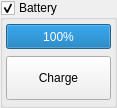
This is aui/gui/robot/internal/ui/battery.ui in argenortega/AUI as Qt 5 draws it before an edit. The edited form follows.
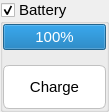
This is the edited form. Custom widgets are drawn as their Qt base class.

What changed in the file:
```diff
--- a/aui/gui/robot/internal/ui/battery.ui
+++ b/aui/gui/robot/internal/ui/battery.ui
@@ -6,16 +6,22 @@
    <rect>
     <x>0</x>
     <y>0</y>
-    <width>117</width>
-    <height>108</height>
+    <width>109</width>
+    <height>103</height>
    </rect>
   </property>
   <property name="sizePolicy">
-   <sizepolicy hsizetype="Minimum" vsizetype="Minimum">
+   <sizepolicy hsizetype="Minimum" vsizetype="Preferred">
     <horstretch>0</horstretch>
     <verstretch>0</verstretch>
    </sizepolicy>
   </property>
+  <property name="minimumSize">
+   <size>
+    <width>100</width>
+    <height>0</height>
+   </size>
+  </property>
   <property name="windowTitle">
    <string>Form</string>
   </property>
@@ -34,6 +40,11 @@
        <verstretch>0</verstretch>
       </sizepolicy>
      </property>
+     <property name="font">
+      <font>
+       <pointsize>11</pointsize>
+      </font>
+     </property>
      <property name="mouseTracking">
       <bool>true</bool>
      </property>
@@ -53,8 +64,11 @@
       <bool>true</bool>
      </property>
      <layout class="QVBoxLayout" name="batteryBoxLayout">
+      <property name="spacing">
+       <number>0</number>
+      </property>
       <property name="margin">
-       <number>3</number>
+       <number>0</number>
       </property>
       <item>
        <widget class="QFrame" name="frame">
@@ -74,13 +88,11 @@
          <enum>QFrame::Plain</enum>
         </property>
         <layout class="QVBoxLayout" name="verticalLayout">
+         <property name="spacing">
+          <number>15</number>
+         </property>
          <property name="margin">
           <number>0</number>
-         </property>
-         <item>
-          <layout class="QHBoxLayout" name="batteryBoxLevel">
-           <property name="spacing">
-            <number>1</number>
            </property>
            <item>
             <widget class="CProgressBar" name="battery">
@@ -104,16 +116,40 @@
              </property>
             </widget>
            </item>
-          </layout>
-         </item>
          <item>
           <widget class="QPushButton" name="charge">
            <property name="minimumSize">
             <size>
-             <width>0</width>
+             <width>44</width>
              <height>44</height>
             </size>
            </property>
+           <property name="styleSheet">
+            <string notr="true">QPushButton{	
+	background-color: rgb(255, 255, 255);
+    border-style: outset;
+    border-width: 1px;
+    border-radius: 6px;
+	border-color: rgb(193, 193, 193);
+	border-style: solid;
+	padding: 6px;
+	
+}
+QPushButton:pressed {	
+    border-style: solid;
+	border-width: 1px;
+    border-radius: 6px;
+	background-color: rgb(48, 131, 251);
+	color: rgb(255, 255, 255);
+}
+
+QPushButton:hover{
+	border-color: rgb(164, 205, 255);
+    border-radius: 6px;
+	border-width: 3px;
+	border-style: solid;
+}</string>
+           </property>
            <property name="text">
             <string>Charge</string>
            </property>
```
Left out of the diff: 4 changed lines with no effect on the pictures. Lines whose indentation alone changed are shown as unchanged.
